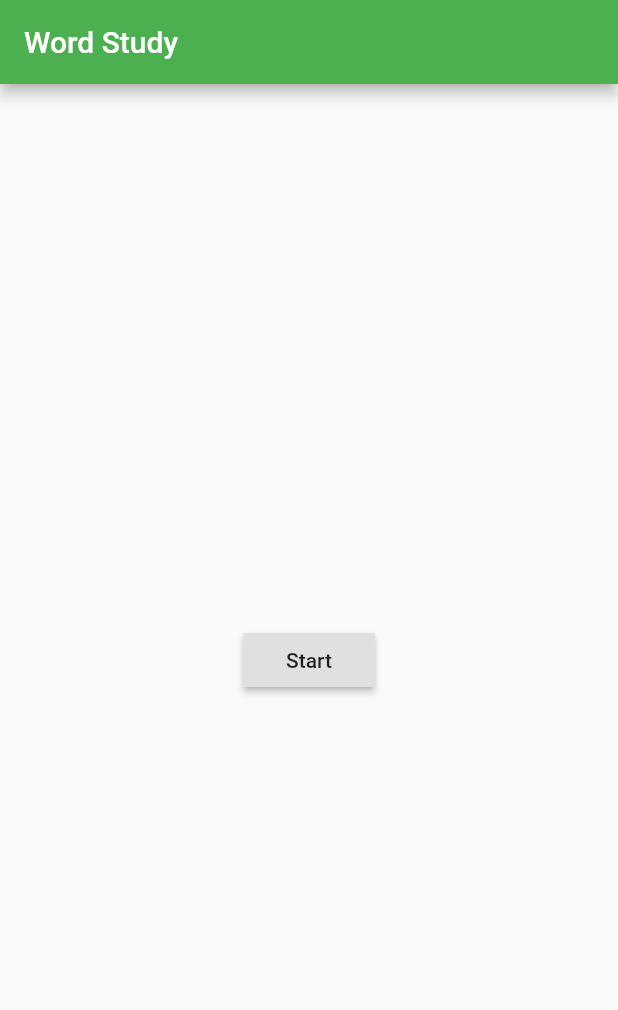
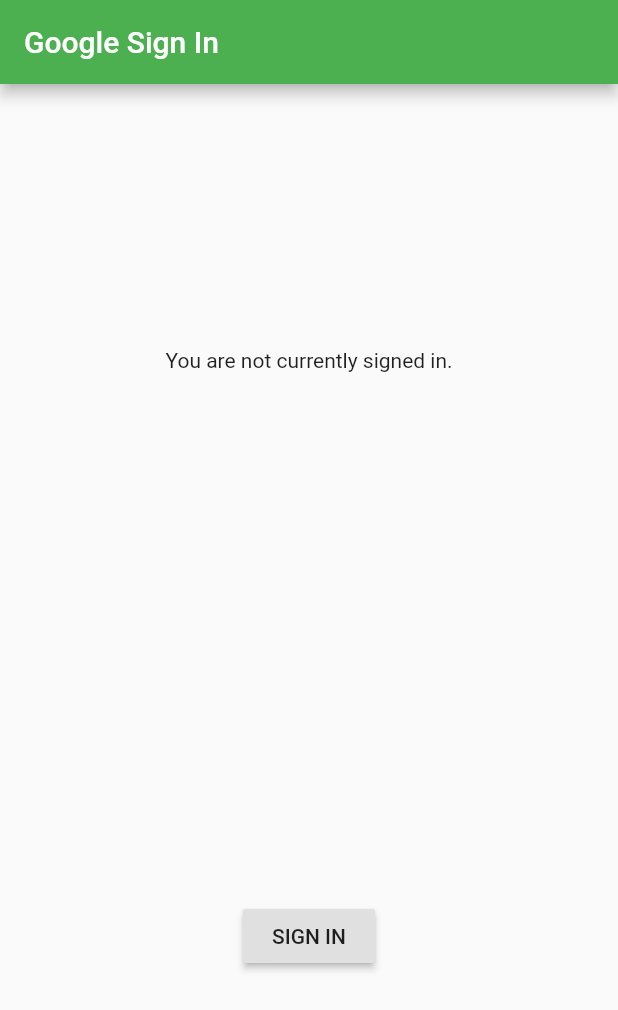
Before and after one commit to kgiannakakis/word_study, a Flutter app: the screen it shows after launch, on a phone screen of 412 x 824 dp. Shown: the top 1010 px of the screen. Run offline on Flutter 3.47's test engine with Material 2 defaults, Android fonts, the phone set to English and light mode, and no system bars; our stand-ins replace google_sign_in; missing offline and left inert: spreadsheet_decoder.

Commit message:
Google sign in example

```diff
--- a/lib/main.dart
+++ b/lib/main.dart
@@ -1,5 +1,6 @@
 import 'package:flutter/material.dart';
 import 'package:word_study/home.dart';
+import 'package:word_study/signin.dart';
 
 void main() => runApp(new WordStudyApp());
 
@@ -12,7 +13,7 @@ class WordStudyApp extends StatelessWidget {
       theme: new ThemeData(
         primarySwatch: Colors.green,
       ),
-      home: new Home()
+      home: new SignInDemo()
     );
   }
 }
--- /dev/null
+++ b/lib/signin.dart
@@ -0,0 +1,158 @@
+// Copyright 2017 The Chromium Authors. All rights reserved.
+// Use of this source code is governed by a BSD-style license that can be
+// found in the LICENSE file.
+
+import 'dart:async';
+import 'dart:convert' show json;
+
+import "package:http/http.dart" as http;
+import 'package:flutter/material.dart';
+import 'package:google_sign_in/google_sign_in.dart';
+
+GoogleSignIn _googleSignIn = new GoogleSignIn(
+  scopes: <String>[
+    'email',
+    'https://www.googleapis.com/auth/contacts.readonly',
+  ],
+);
+
+//void main() {
+//  runApp(
+//    new MaterialApp(
+//      title: 'Google Sign In',
+//      home: new SignInDemo(),
+//    ),
+//  );
+//}
+
+class SignInDemo extends StatefulWidget {
+  @override
+  State createState() => new SignInDemoState();
+}
+
+class SignInDemoState extends State<SignInDemo> {
+  GoogleSignInAccount _currentUser;
+  String _contactText;
+
+  @override
+  void initState() {
+    super.initState();
+    _googleSignIn.onCurrentUserChanged.listen((GoogleSignInAccount account) {
+      setState(() {
+        _currentUser = account;
+      });
+      if (_currentUser != null) {
+        _handleGetContact();
+      }
+    });
+    _googleSignIn.signInSilently();
+  }
+
+  Future<Null> _handleGetContact() async {
+    setState(() {
+      _contactText = "Loading contact info...";
+    });
+    final http.Response response = await http.get(
+      'https://people.googleapis.com/v1/people/me/connections'
+          '?requestMask.includeField=person.names',
+      headers: await _currentUser.authHeaders,
+    );
+    if (response.statusCode != 200) {
+      setState(() {
+        _contactText = "People API gave a ${response.statusCode} "
+            "response. Check logs for details.";
+      });
+      print('People API ${response.statusCode} response: ${response.body}');
+      return;
+    }
+    final Map<String, dynamic> data = json.decode(response.body);
+    final String namedContact = _pickFirstNamedContact(data);
+    setState(() {
+      if (namedContact != null) {
+        _contactText = "I see you know $namedContact!";
+      } else {
+        _contactText = "No contacts to display.";
+      }
+    });
+  }
+
+  String _pickFirstNamedContact(Map<String, dynamic> data) {
+    final List<dynamic> connections = data['connections'];
+    final Map<String, dynamic> contact = connections?.firstWhere(
+          (dynamic contact) => contact['names'] != null,
+      orElse: () => null,
+    );
+    if (contact != null) {
+      final Map<String, dynamic> name = contact['names'].firstWhere(
+            (dynamic name) => name['displayName'] != null,
+        orElse: () => null,
+      );
+      if (name != null) {
+        return name['displayName'];
+      }
+    }
+    return null;
+  }
+
+  Future<Null> _handleSignIn() async {
+    try {
+      await _googleSignIn.signIn();
+    } catch (error) {
+      print(error);
+    }
+  }
+
+  Future<Null> _handleSignOut() async {
+    _googleSignIn.disconnect();
+  }
+
+  Widget _buildBody() {
+    if (_currentUser != null) {
+      return new Column(
+        mainAxisAlignment: MainAxisAlignment.spaceAround,
+        children: <Widget>[
+          new ListTile(
+            leading: new GoogleUserCircleAvatar(
+              identity: _currentUser,
+            ),
+            title: new Text(_currentUser.displayName),
+            subtitle: new Text(_currentUser.email),
+          ),
+          const Text("Signed in successfully."),
+          new Text(_contactText),
+          new RaisedButton(
+            child: const Text('SIGN OUT'),
+            onPressed: _handleSignOut,
+          ),
+          new RaisedButton(
+            child: const Text('REFRESH'),
+            onPressed: _handleGetContact,
+          ),
+        ],
+      );
+    } else {
+      return new Column(
+        mainAxisAlignment: MainAxisAlignment.spaceAround,
+        children: <Widget>[
+          const Text("You are not currently signed in."),
+          new RaisedButton(
+            child: const Text('SIGN IN'),
+            onPressed: _handleSignIn,
+          ),
+        ],
+      );
+    }
+  }
+
+  @override
+  Widget build(BuildContext context) {
+    return new Scaffold(
+        appBar: new AppBar(
+          title: const Text('Google Sign In'),
+        ),
+        body: new ConstrainedBox(
+          constraints: const BoxConstraints.expand(),
+          child: _buildBody(),
+        ));
+  }
+}
--- a/pubspec.yaml
+++ b/pubspec.yaml
@@ -9,6 +9,8 @@ dependencies:
   # Use with the CupertinoIcons class for iOS style icons.
   cupertino_icons: ^0.1.0
   spreadsheet_decoder: ^0.3.2
+  google_sign_in: ^3.0.1
+  http: ^0.11.3
 
 dev_dependencies:
   flutter_test:
```
Also changed, not shown: pubspec.lock, 4 other files.
